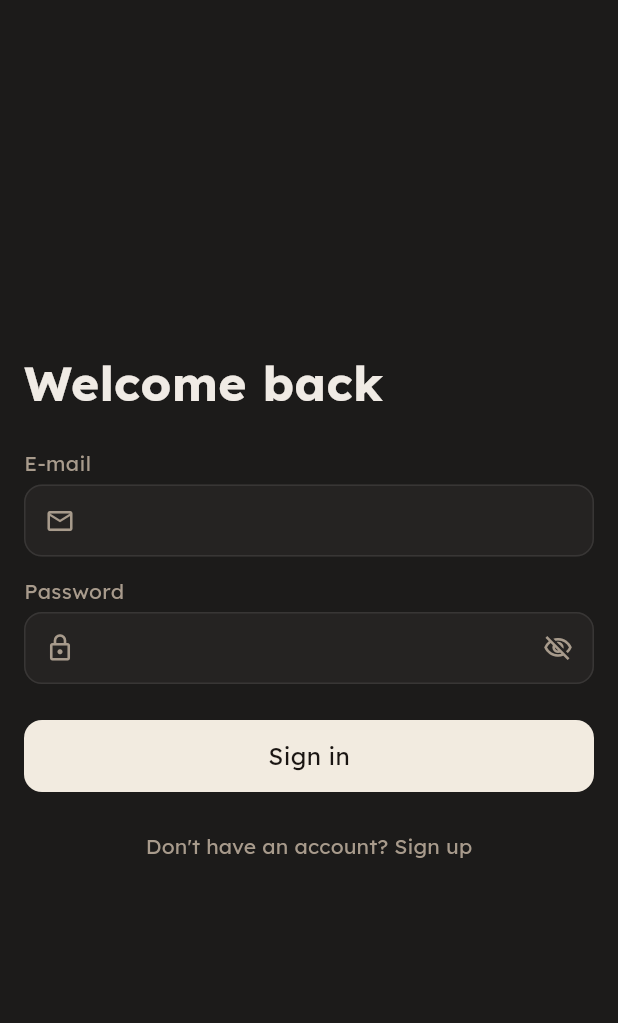
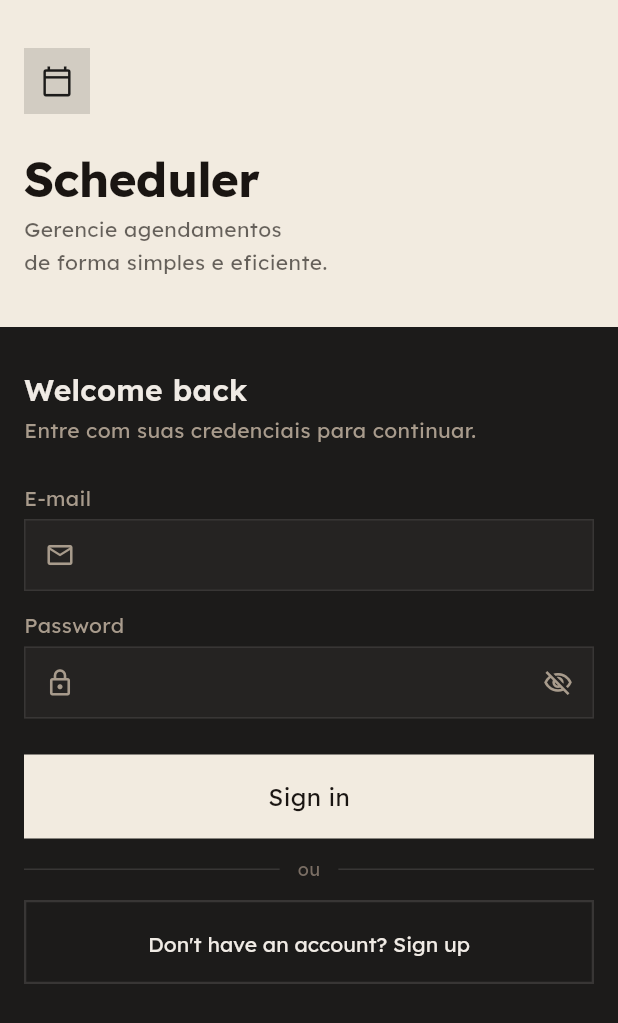
Before and after one commit to luizfetrindade/scheduler-frontend, a Flutter app: the LoginPage screen opened by its route, on a phone screen of 412 x 824 dp. Shown: the top 1023 px of the screen. Run offline on Flutter 3.47's test engine with Material 3 defaults, Android fonts, the phone set to English and light mode, and no system bars; our stand-ins replace dio, equatable, fl_chart, flutter_bloc, go_router, hive_flutter and 1 more; missing offline and left inert: flutter_http; accounts and stored records are empty; generated files the repository leaves out were written again.

Commit message:
feat: redesign login page and make buttons/inputs square
- Login page: editorial minimalist layout with dark brand panel (desktop)
  and primary header band (mobile), geometric app mark, divider + "ou"
  separator between login and register actions
- BaseButton: height increased to 56px, BorderRadius.zero (no rounding)
- BaseInputField: BorderRadius.zero for all border states
- AppTheme: buttons and inputs use BorderRadius.zero throughout

```diff
--- a/lib/design_system/components/button/base_button.dart
+++ b/lib/design_system/components/button/base_button.dart
@@ -8,6 +8,7 @@ import 'package:scheduler_frontend/design_system/tokens/app_typography.dart';
 
 const double _kPrefixIconSize = 18;
 const double _kSplashAlpha = 0.2;
+const double _kButtonHeight = 56.0;
 
 class BaseButton extends StatelessWidget {
   final String label;
@@ -50,22 +51,19 @@ class BaseButton extends StatelessWidget {
 
   @override
   Widget build(BuildContext context) {
-    final borderRadius = BorderRadius.circular(AppRadius.lg);
     return Opacity(
       opacity: isDisabled ? 0.5 : 1.0,
       child: Material(
         color: _backgroundColor(context),
-        borderRadius: borderRadius,
+        borderRadius: BorderRadius.zero,
         child: InkWell(
           onTap: _isInteractive ? onPressed : null,
-          borderRadius: borderRadius,
           splashColor: context.appColors.primaryLight.withValues(alpha: _kSplashAlpha),
           child: Container(
-            height: AppSpacing.xxxl,
+            height: _kButtonHeight,
             padding: const EdgeInsets.symmetric(horizontal: AppSpacing.lg),
             decoration: BoxDecoration(
               border: _border(context),
-              borderRadius: borderRadius,
             ),
             child: Center(
               child: isLoading
--- a/lib/design_system/components/input/base_input_field.dart
+++ b/lib/design_system/components/input/base_input_field.dart
@@ -42,7 +42,7 @@ class _BaseInputFieldState extends State<BaseInputField> {
   @override
   Widget build(BuildContext context) {
     final hasError = widget.errorText != null;
-    const borderRadius = BorderRadius.all(Radius.circular(AppRadius.lg));
+    const borderRadius = BorderRadius.zero;
 
     return Column(
       crossAxisAlignment: CrossAxisAlignment.start,
--- a/lib/design_system/tokens/app_theme.dart
+++ b/lib/design_system/tokens/app_theme.dart
@@ -46,23 +46,23 @@ abstract final class AppTheme {
             backgroundColor: AppColors.kCharcoal,
             foregroundColor: AppColors.kWhite,
             elevation: 0,
-            shape: RoundedRectangleBorder(
-                borderRadius: BorderRadius.circular(AppRadius.lg)),
+            shape: const RoundedRectangleBorder(
+                borderRadius: BorderRadius.zero),
           ),
         ),
         inputDecorationTheme: const InputDecorationTheme(
           filled: true,
           fillColor: AppColors.kWhite,
           border: OutlineInputBorder(
-            borderRadius: BorderRadius.all(Radius.circular(AppRadius.lg)),
+            borderRadius: BorderRadius.zero,
             borderSide: BorderSide(color: AppColors.kParchment),
           ),
           enabledBorder: OutlineInputBorder(
-            borderRadius: BorderRadius.all(Radius.circular(AppRadius.lg)),
+            borderRadius: BorderRadius.zero,
             borderSide: BorderSide(color: AppColors.kParchment),
           ),
           focusedBorder: OutlineInputBorder(
-            borderRadius: BorderRadius.all(Radius.circular(AppRadius.lg)),
+            borderRadius: BorderRadius.zero,
             borderSide: BorderSide(color: AppColors.kCharcoal, width: 1.5),
           ),
           labelStyle: TextStyle(color: AppColors.kBark),
@@ -120,23 +120,23 @@ abstract final class AppTheme {
             backgroundColor: AppColors.kCream,
             foregroundColor: AppColors.kEspresso,
             elevation: 0,
-            shape: RoundedRectangleBorder(
-                borderRadius: BorderRadius.circular(AppRadius.lg)),
+            shape: const RoundedRectangleBorder(
+                borderRadius: BorderRadius.zero),
           ),
         ),
         inputDecorationTheme: const InputDecorationTheme(
           filled: true,
           fillColor: AppColors.kSmoke,
           border: OutlineInputBorder(
-            borderRadius: BorderRadius.all(Radius.circular(AppRadius.lg)),
+            borderRadius: BorderRadius.zero,
             borderSide: BorderSide(color: AppColors.kEmber),
           ),
           enabledBorder: OutlineInputBorder(
-            borderRadius: BorderRadius.all(Radius.circular(AppRadius.lg)),
+            borderRadius: BorderRadius.zero,
             borderSide: BorderSide(color: AppColors.kEmber),
           ),
           focusedBorder: OutlineInputBorder(
-            borderRadius: BorderRadius.all(Radius.circular(AppRadius.lg)),
+            borderRadius: BorderRadius.zero,
             borderSide: BorderSide(color: AppColors.kCream, width: 1.5),
           ),
           labelStyle: TextStyle(color: AppColors.kTextWarm),  // brighter for floating label
--- a/lib/features/auth/presentation/login_page.dart
+++ b/lib/features/auth/presentation/login_page.dart
@@ -73,7 +73,7 @@ class _LoginPageState extends State<LoginPage> {
   }
 }
 
-// ─── Mobile layout (unchanged) ───────────────────────────────────────────────
+// ─── Mobile layout ────────────────────────────────────────────────────────────
 
 class _MobileLogin extends StatelessWidget {
   final TextEditingController emailController;
@@ -89,13 +89,66 @@ class _MobileLogin extends StatelessWidget {
   @override
   Widget build(BuildContext context) {
     return SafeArea(
-      child: Padding(
+      child: SingleChildScrollView(
+        child: Column(
+          crossAxisAlignment: CrossAxisAlignment.stretch,
+          children: [
+            // ── Header band ──
+            Container(
+              color: context.appColors.primary,
+              padding: const EdgeInsets.symmetric(
+                horizontal: AppSpacing.lg,
+                vertical: AppSpacing.xxl,
+              ),
+              child: Column(
+                crossAxisAlignment: CrossAxisAlignment.start,
+                children: [
+                  _AppMark(
+                    iconColor: context.appColors.background,
+                    iconBg: context.appColors.background.withValues(alpha: 0.15),
+                  ),
+                  const SizedBox(height: AppSpacing.xl),
+                  Text(
+                    'Scheduler',
+                    style: AppTypography.displayLg.copyWith(
+                      color: Theme.of(context).colorScheme.onPrimary,
+                      letterSpacing: -0.5,
+                    ),
+                  ),
+                  const SizedBox(height: AppSpacing.xs),
+                  Text(
+                    'Gerencie agendamentos\nde forma simples e eficiente.',
+                    style: AppTypography.bodySm.copyWith(
+                      color: Theme.of(context)
+                          .colorScheme
+                          .onPrimary
+                          .withValues(alpha: 0.65),
+                      height: 1.6,
+                    ),
+                  ),
+                ],
+              ),
+            ),
+            // ── Form ──
+            Padding(
               padding: const EdgeInsets.all(AppSpacing.lg),
               child: Column(
-          mainAxisAlignment: MainAxisAlignment.center,
                 crossAxisAlignment: CrossAxisAlignment.stretch,
                 children: [
-            Text(context.l10n.loginTitle, style: AppTypography.displayLg),
+                  const SizedBox(height: AppSpacing.md),
+                  Text(
+                    context.l10n.loginTitle,
+                    style: AppTypography.headingMd.copyWith(
+                      color: context.appColors.textPrimary,
+                    ),
+                  ),
+                  const SizedBox(height: AppSpacing.xs),
+                  Text(
+                    'Entre com suas credenciais para continuar.',
+                    style: AppTypography.bodySm.copyWith(
+                      color: context.appColors.textSecondary,
+                    ),
+                  ),
                   const SizedBox(height: AppSpacing.xl),
                   _LoginForm(
                     emailController: emailController,
@@ -105,11 +158,14 @@ class _MobileLogin extends StatelessWidget {
                 ],
               ),
             ),
+          ],
+        ),
+      ),
     );
   }
 }
 
-// ─── Desktop layout ──────────────────────────────────────────────────────────
+// ─── Desktop layout ───────────────────────────────────────────────────────────
 
 class _DesktopLogin extends StatelessWidget {
   final TextEditingController emailController;
@@ -126,52 +182,73 @@ class _DesktopLogin extends StatelessWidget {
   Widget build(BuildContext context) {
     return Row(
       children: [
-        // ── Left panel: branding ──
-        Expanded(
+        // ── Left: brand panel ──
+        SizedBox(
+          width: 420,
           child: Container(
-            color: context.appColors.surface,
-            child: Center(
-              child: Padding(
+            color: context.appColors.primary,
             padding: const EdgeInsets.all(AppSpacing.xxxl),
             child: Column(
-                  mainAxisSize: MainAxisSize.min,
+              crossAxisAlignment: CrossAxisAlignment.start,
               children: [
-                    Container(
-                      width: 72,
-                      height: 72,
-                      decoration: BoxDecoration(
-                        color: context.appColors.primaryDark,
-                        borderRadius: BorderRadius.circular(AppRadius.xl),
+                _AppMark(
+                  iconColor: context.appColors.background,
+                  iconBg: context.appColors.background.withValues(alpha: 0.15),
                 ),
-                      child: Icon(
-                        Icons.calendar_month_rounded,
-                        color: context.appColors.textPrimary,
-                        size: 36,
-                      ),
-                    ),
-                    const SizedBox(height: AppSpacing.xl),
+                const Spacer(),
                 Text(
                   'Scheduler',
                   style: AppTypography.displayLg.copyWith(
-                        color: context.appColors.textPrimary,
+                    color: Theme.of(context).colorScheme.onPrimary,
+                    fontSize: 40,
+                    letterSpacing: -1,
+                    height: 1.1,
                   ),
                 ),
-                    const SizedBox(height: AppSpacing.sm),
+                const SizedBox(height: AppSpacing.md),
+                Container(
+                  width: 32,
+                  height: 2,
+                  color: Theme.of(context)
+                      .colorScheme
+                      .onPrimary
+                      .withValues(alpha: 0.4),
+                ),
+                const SizedBox(height: AppSpacing.md),
                 Text(
                   'Gerencie seus agendamentos\nde forma simples e eficiente.',
                   style: AppTypography.bodyMd.copyWith(
-                        color: context.appColors.textSecondary,
+                    color: Theme.of(context)
+                        .colorScheme
+                        .onPrimary
+                        .withValues(alpha: 0.65),
+                    height: 1.7,
                   ),
-                      textAlign: TextAlign.center,
+                ),
+                const Spacer(),
+                // ── bottom accent strip ──
+                Row(
+                  children: List.generate(
+                    4,
+                    (i) => Container(
+                      width: 8,
+                      height: 8,
+                      margin: const EdgeInsets.only(right: AppSpacing.sm),
+                      color: Theme.of(context)
+                          .colorScheme
+                          .onPrimary
+                          .withValues(alpha: i == 0 ? 0.8 : 0.2),
+                    ),
+                  ),
                 ),
               ],
             ),
           ),
         ),
-          ),
-        ),
-        // ── Right panel: form ──
+        // ── Right: form panel ──
         Expanded(
+          child: Container(
+            color: context.appColors.background,
             child: Center(
               child: ConstrainedBox(
                 constraints: const BoxConstraints(maxWidth: 400),
@@ -185,9 +262,12 @@ class _DesktopLogin extends StatelessWidget {
                     children: [
                       Text(
                         context.l10n.loginTitle,
-                      style: AppTypography.displayLg,
+                        style: AppTypography.displayLg.copyWith(
+                          color: context.appColors.textPrimary,
+                          letterSpacing: -0.5,
                         ),
-                    const SizedBox(height: AppSpacing.sm),
+                      ),
+                      const SizedBox(height: AppSpacing.xs),
                       Text(
                         'Entre com suas credenciais para continuar.',
                         style: AppTypography.bodyMd.copyWith(
@@ -206,12 +286,36 @@ class _DesktopLogin extends StatelessWidget {
               ),
             ),
           ),
+        ),
       ],
     );
   }
 }
 
-// ─── Shared form ─────────────────────────────────────────────────────────────
+// ─── App mark (logo icon) ─────────────────────────────────────────────────────
+
+class _AppMark extends StatelessWidget {
+  final Color iconColor;
+  final Color iconBg;
+
+  const _AppMark({required this.iconColor, required this.iconBg});
+
+  @override
+  Widget build(BuildContext context) {
+    return Container(
+      width: 44,
+      height: 44,
+      color: iconBg,
+      child: Icon(
+        Icons.calendar_today_outlined,
+        color: iconColor,
+        size: 22,
+      ),
+    );
+  }
+}
+
+// ─── Shared form ──────────────────────────────────────────────────────────────
 
 class _LoginForm extends StatelessWidget {
   final TextEditingController emailController;
@@ -251,14 +355,43 @@ class _LoginForm extends StatelessWidget {
           ),
         ),
         const SizedBox(height: AppSpacing.md),
-        Center(
-          child: TextButton(
-            onPressed: () => context.go(AppRoutes.register),
-            child: Text(
-              context.l10n.loginNoAccount,
-              style: AppTypography.bodySm.copyWith(color: context.appColors.textSecondary),
+        // ── divider + link ──
+        Row(
+          children: [
+            Expanded(
+              child: Divider(
+                color: context.appColors.outline,
+                thickness: 1,
               ),
             ),
+            Padding(
+              padding: const EdgeInsets.symmetric(horizontal: AppSpacing.md),
+              child: Text(
+                'ou',
+                style: AppTypography.caption.copyWith(
+                  color: context.appColors.textDisabled,
+                ),
+              ),
+            ),
+            Expanded(
+              child: Divider(
+                color: context.appColors.outline,
+                thickness: 1,
+              ),
+            ),
+          ],
+        ),
+        const SizedBox(height: AppSpacing.md),
+        OutlinedButton(
+          onPressed: () => context.go(AppRoutes.register),
+          style: OutlinedButton.styleFrom(
+            foregroundColor: context.appColors.textPrimary,
+            side: BorderSide(color: context.appColors.outline, width: 1.5),
+            shape: const RoundedRectangleBorder(borderRadius: BorderRadius.zero),
+            minimumSize: const Size.fromHeight(56),
+            textStyle: AppTypography.bodySm,
+          ),
+          child: Text(context.l10n.loginNoAccount),
         ),
       ],
     );
```
Lines whose indentation alone changed are shown as unchanged.
